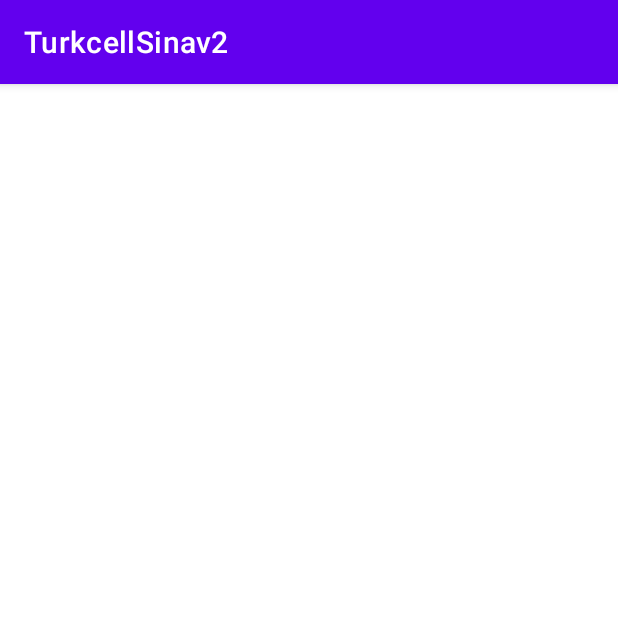
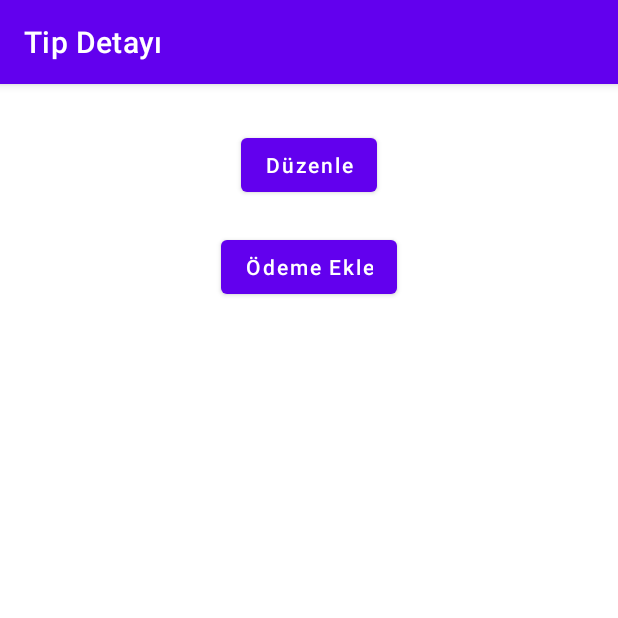
Before and after one commit to aticiadem/TurkcellSinav2, an Android app: the TypeDetailActivity screen opened directly, with no data from a screen before it, on a phone screen of 412 x 824 dp, the top half of it. Run offline under Robolectric (Android 15) with nearby library versions, the phone set to English and light mode, and no system bars.

Commit message:
Complete Type Detail screen UI

```diff
--- a/app/src/main/java/com/adematici/turkcellsinav2/presentation/ui/add_payment/AddPaymentToTypeActivity.kt
+++ b/app/src/main/java/com/adematici/turkcellsinav2/presentation/ui/add_payment/AddPaymentToTypeActivity.kt
@@ -4,6 +4,7 @@ import android.app.DatePickerDialog
 import android.app.DatePickerDialog.OnDateSetListener
 import android.os.Bundle
 import androidx.appcompat.app.AppCompatActivity
+import com.adematici.turkcellsinav2.R
 import com.adematici.turkcellsinav2.databinding.ActivityAddPaymentBinding
 import java.util.*
 
@@ -17,6 +18,8 @@ class AddPaymentToTypeActivity : AppCompatActivity() {
         super.onCreate(savedInstanceState)
         binding = ActivityAddPaymentBinding.inflate(layoutInflater)
         setContentView(binding.root)
+
+        title = getString(R.string.add_payment)
 
         initClickListener()
         getTheDay()
--- a/app/src/main/java/com/adematici/turkcellsinav2/presentation/ui/main/MainActivity.kt
+++ b/app/src/main/java/com/adematici/turkcellsinav2/presentation/ui/main/MainActivity.kt
@@ -5,7 +5,6 @@ import android.os.Bundle
 import androidx.appcompat.app.AppCompatActivity
 import com.adematici.turkcellsinav2.R
 import com.adematici.turkcellsinav2.databinding.ActivityMainBinding
-import com.adematici.turkcellsinav2.presentation.ui.add_payment.AddPaymentToTypeActivity
 import com.adematici.turkcellsinav2.presentation.ui.add_payment_type.AddNewPaymentTypeActivity
 import com.adematici.turkcellsinav2.util.Constant.IS_UPDATE_OR_DELETE
 
@@ -25,7 +24,7 @@ class MainActivity : AppCompatActivity() {
 
     private fun initClickListener() {
         binding.buttonAddNewPaymentType.setOnClickListener {
-            val intent = Intent(this, AddPaymentToTypeActivity::class.java)
+            val intent = Intent(this, AddNewPaymentTypeActivity::class.java)
             intent.putExtra(IS_UPDATE_OR_DELETE, false)
             startActivity(intent)
         }
--- a/app/src/main/java/com/adematici/turkcellsinav2/presentation/ui/type_detail/TypeDetailActivity.kt
+++ b/app/src/main/java/com/adematici/turkcellsinav2/presentation/ui/type_detail/TypeDetailActivity.kt
@@ -1,8 +1,12 @@
 package com.adematici.turkcellsinav2.presentation.ui.type_detail
 
+import android.content.Intent
+import android.os.Bundle
 import androidx.appcompat.app.AppCompatActivity
-import android.os.Bundle
+import com.adematici.turkcellsinav2.R
 import com.adematici.turkcellsinav2.databinding.ActivityTypeDetailBinding
+import com.adematici.turkcellsinav2.presentation.ui.add_payment.AddPaymentToTypeActivity
+import com.adematici.turkcellsinav2.presentation.ui.add_payment_type.AddNewPaymentTypeActivity
 
 class TypeDetailActivity : AppCompatActivity() {
 
@@ -13,6 +17,18 @@ class TypeDetailActivity : AppCompatActivity() {
         binding = ActivityTypeDetailBinding.inflate(layoutInflater)
         setContentView(binding.root)
 
+        title = getString(R.string.type_detail)
 
+        initClickListener()
     }
+
+    private fun initClickListener() {
+        binding.buttonEdit.setOnClickListener {
+            startActivity(Intent(this, AddNewPaymentTypeActivity::class.java))
+        }
+        binding.buttonAddPayment.setOnClickListener {
+            startActivity(Intent(this, AddPaymentToTypeActivity::class.java))
+        }
+    }
+
 }
--- a/app/src/main/res/layout/activity_type_detail.xml
+++ b/app/src/main/res/layout/activity_type_detail.xml
@@ -6,4 +6,39 @@
     android:layout_height="match_parent"
     tools:context=".presentation.ui.type_detail.TypeDetailActivity">
 
+    <Button
+        android:id="@+id/buttonEdit"
+        android:layout_width="wrap_content"
+        android:layout_height="wrap_content"
+        android:layout_marginTop="30dp"
+        android:text="@string/edit"
+        android:textAllCaps="false"
+        app:layout_constraintEnd_toEndOf="parent"
+        app:layout_constraintHorizontal_bias="0.5"
+        app:layout_constraintStart_toStartOf="parent"
+        app:layout_constraintTop_toTopOf="parent" />
+
+    <Button
+        android:id="@+id/buttonAddPayment"
+        android:layout_width="wrap_content"
+        android:layout_height="wrap_content"
+        android:layout_marginTop="20dp"
+        android:text="@string/add_payment"
+        android:textAllCaps="false"
+        app:layout_constraintEnd_toEndOf="parent"
+        app:layout_constraintHorizontal_bias="0.5"
+        app:layout_constraintStart_toStartOf="parent"
+        app:layout_constraintTop_toBottomOf="@+id/buttonEdit" />
+
+    <androidx.recyclerview.widget.RecyclerView
+        android:id="@+id/recyclerView"
+        android:layout_width="0dp"
+        android:layout_height="0dp"
+        android:layout_marginTop="10dp"
+        app:layoutManager="androidx.recyclerview.widget.LinearLayoutManager"
+        app:layout_constraintBottom_toBottomOf="parent"
+        app:layout_constraintEnd_toEndOf="parent"
+        app:layout_constraintStart_toStartOf="parent"
+        app:layout_constraintTop_toBottomOf="@+id/buttonAddPayment" />
+
 </androidx.constraintlayout.widget.ConstraintLayout>
--- a/app/src/main/res/values/strings.xml
+++ b/app/src/main/res/values/strings.xml
@@ -11,4 +11,7 @@
     <string name="title_cannot_be_empty">Başlık Girmek Zorunludur</string>
     <string name="amount">Tutar</string>
     <string name="date">Tarih</string>
+    <string name="edit">Düzenle</string>
+    <string name="add_payment">Ödeme Ekle</string>
+    <string name="type_detail">Tip Detayı</string>
 </resources>
```
